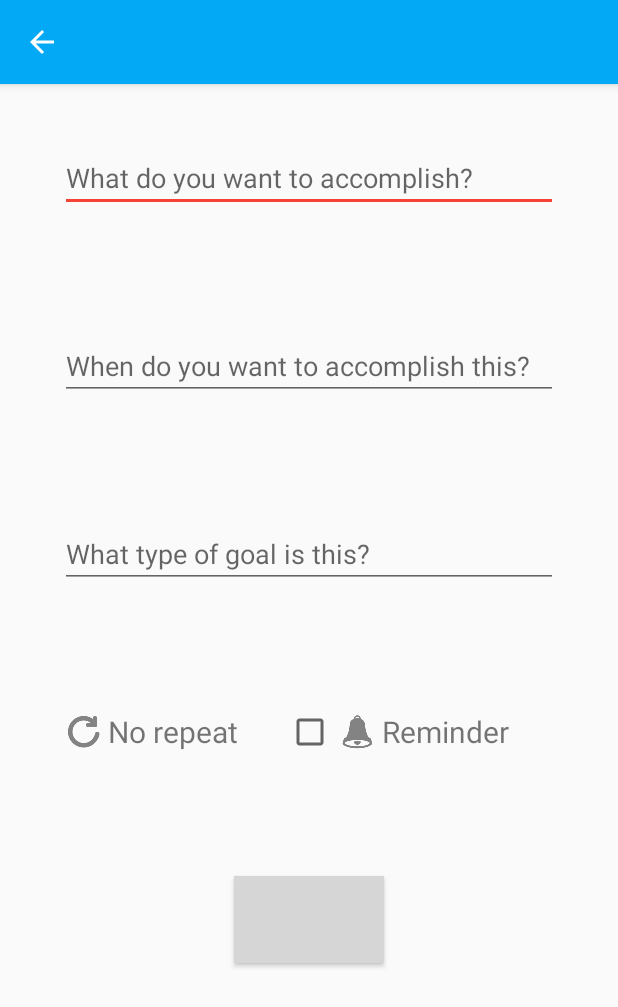
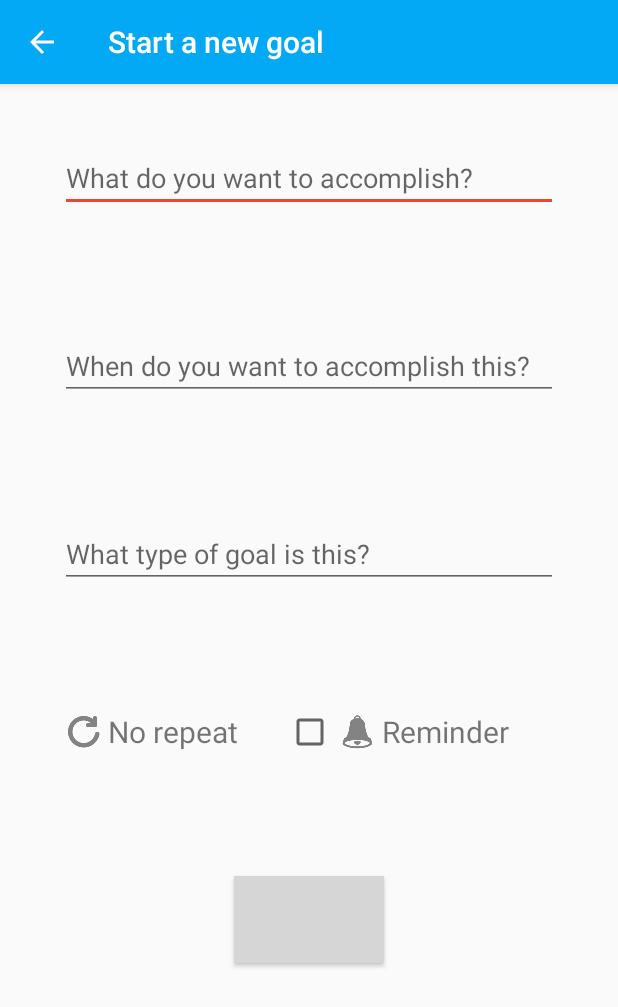
Before and after one commit to alisonhc/Path2Success, an Android app: the InputNewGoal screen opened directly, with no data from a screen before it, on a phone screen of 412 x 824 dp. Shown: the top 1007 px of the screen. Run offline under Robolectric (Android 15) with nearby library versions, the phone set to English and light mode, and no system bars; grey boxes are pictures that could not be loaded.

Commit message:
Disable auto-rotation (so I don't have to worry about layout. YEAH!)

```diff
--- a/Path2Success/src/main/java/com/example/tyler/Path2Success/InputNewGoal.java
+++ b/Path2Success/src/main/java/com/example/tyler/Path2Success/InputNewGoal.java
@@ -63,7 +63,7 @@ public class InputNewGoal extends AppCompatActivity {
 
         Toolbar myToolbar = (Toolbar) findViewById(R.id.input_toolbar);
         setSupportActionBar(myToolbar);
-        setTitle("");
+        setTitle("Start a new goal");
         getSupportActionBar().setDisplayHomeAsUpEnabled(true);
 
         goalList = new JSONArray();
--- a/Path2Success/src/main/res/layout/activity_input_new_goal.xml
+++ b/Path2Success/src/main/res/layout/activity_input_new_goal.xml
@@ -92,12 +92,13 @@
         android:layout_width="100dp"
         android:layout_height="58dp"
         android:textSize="70px"
+        android:textColor="@android:color/white"
         android:hint="@string/add_button"
         android:layout_gravity="center_horizontal"
         android:onClick="addNewItem"
         android:background="@drawable/button_rounded_corner"
         android:layout_marginTop="60px"
-        android:textColorHighlight="#ffffff" />
+        />
 
 
 
```
Also changed, not shown: Path2Success/src/main/AndroidManifest.xml (+5 -2 lines).
